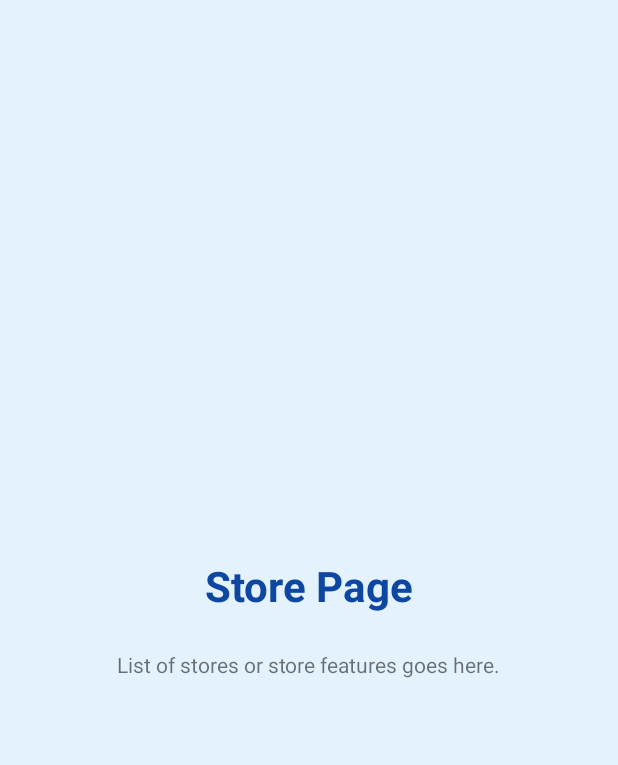
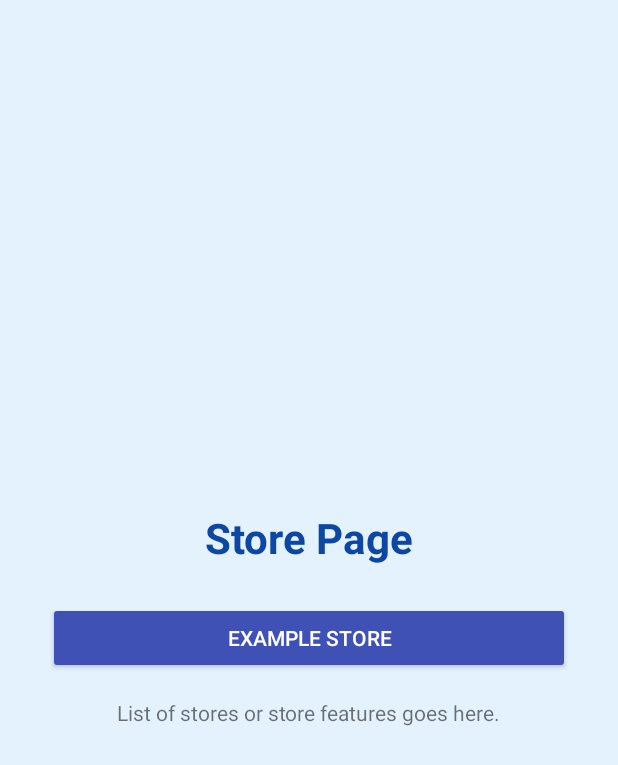
Before and after one commit to Elly08903/BinBuddy, an Android app: the StoreActivity screen opened directly, with no data from a screen before it, on a phone screen of 412 x 824 dp. Shown: the top 765 px of the screen. Run offline under Robolectric (Android 15) with nearby library versions, the phone set to English and light mode, and no system bars.

Commit message:
Linked store to item screens

```diff
--- a/app/src/main/AndroidManifest.xml
+++ b/app/src/main/AndroidManifest.xml
@@ -24,6 +24,7 @@
             </intent-filter>
         </activity>
         <activity android:name=".StoreActivity" />
+        <activity android:name=".ItemsActivity" />
         <activity android:name=".ItemDetailActivity" />
 
     </application>
--- a/app/src/main/java/com/example/binbuddy/StoreActivity.kt
+++ b/app/src/main/java/com/example/binbuddy/StoreActivity.kt
@@ -1,11 +1,18 @@
 package com.example.binbuddy
 
+import android.content.Intent
 import android.os.Bundle
+import android.widget.Button
 import androidx.appcompat.app.AppCompatActivity
 
 class StoreActivity : AppCompatActivity() {
     override fun onCreate(savedInstanceState: Bundle?) {
         super.onCreate(savedInstanceState)
         setContentView(R.layout.activity_store)
+
+        findViewById<Button>(R.id.exStore).setOnClickListener {
+            val intent = Intent(this, ItemsActivity::class.java)
+            startActivity(intent)
+        }
     }
 }
--- a/app/src/main/res/layout/activity_store.xml
+++ b/app/src/main/res/layout/activity_store.xml
@@ -18,6 +18,16 @@
         android:textColor="#0D47A1"
         android:layout_marginBottom="24dp" />
 
+    <Button
+        android:id="@+id/exStore"
+        android:layout_width="match_parent"
+        android:layout_height="wrap_content"
+        android:layout_gravity="center"
+        android:layout_marginBottom="16dp"
+        android:backgroundTint="#3F51B5"
+        android:text="Example Store"
+        android:textColor="#FFFFFF" />
+
     <!-- Placeholder for more store-related content -->
     <TextView
         android:layout_width="wrap_content"
```
